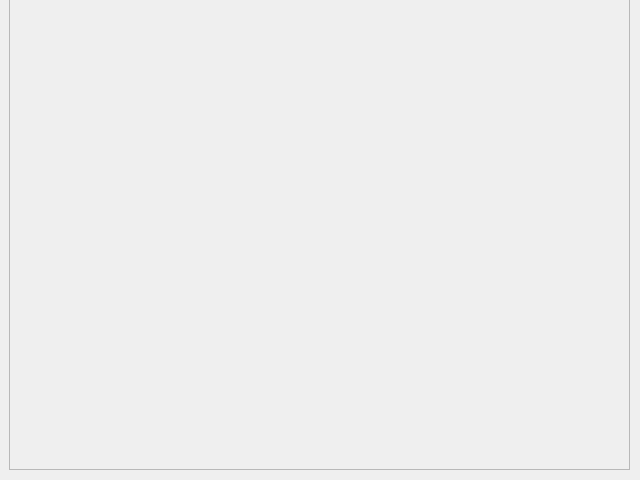
First picture: the form in resultadosVista.ui, repository jesuMiranda/SwarMind, before the edit.
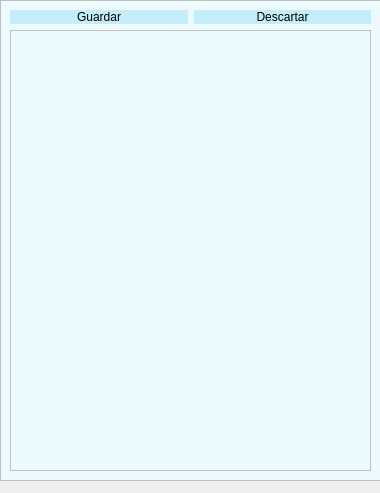
Second picture: the form after the edit.

Diff of the .ui file:
```diff
--- a/resultadosVista.ui
+++ b/resultadosVista.ui
@@ -6,8 +6,8 @@
    <rect>
     <x>0</x>
     <y>0</y>
-    <width>640</width>
-    <height>480</height>
+    <width>380</width>
+    <height>493</height>
    </rect>
   </property>
   <property name="windowTitle">
@@ -17,18 +17,50 @@
    <widget class="QFrame" name="frame">
     <property name="geometry">
      <rect>
-      <x>9</x>
-      <y>-1</y>
-      <width>621</width>
-      <height>471</height>
+      <x>0</x>
+      <y>0</y>
+      <width>381</width>
+      <height>481</height>
      </rect>
     </property>
+    <property name="styleSheet">
+     <string notr="true">background-color: rgb(237, 250, 254);</string>
+    </property>
     <property name="frameShape">
      <enum>QFrame::StyledPanel</enum>
     </property>
     <property name="frameShadow">
      <enum>QFrame::Raised</enum>
     </property>
+    <layout class="QGridLayout" name="gridLayout">
+     <item row="0" column="0">
+      <widget class="QPushButton" name="guardar">
+       <property name="styleSheet">
+        <string notr="true">font: 10pt &quot;Tahoma&quot;;
+border-radius:40px;
+background-color: rgb(196, 238, 250);</string>
+       </property>
+       <property name="text">
+        <string>Guardar</string>
+       </property>
+      </widget>
+     </item>
+     <item row="0" column="1">
+      <widget class="QPushButton" name="descartar">
+       <property name="styleSheet">
+        <string notr="true">font: 10pt &quot;Tahoma&quot;;
+border-radius:20px;
+background-color: rgb(196, 238, 250);</string>
+       </property>
+       <property name="text">
+        <string>Descartar</string>
+       </property>
+      </widget>
+     </item>
+     <item row="1" column="0" colspan="2">
+      <widget class="QTableView" name="tableView"/>
+     </item>
+    </layout>
    </widget>
   </widget>
  </widget>
```
Left out of the diff: 2 changed lines with no effect on the pictures.
